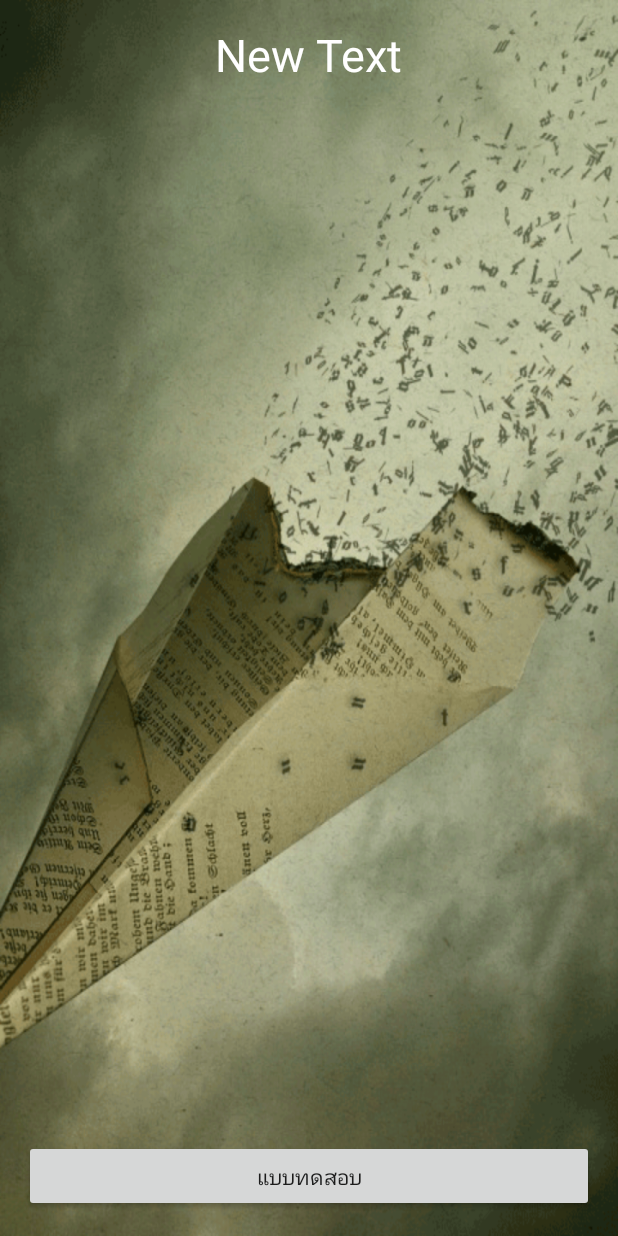
After one commit to masterUNG/China-Learning, an Android app: the UnitListView screen opened directly, with no data from a screen before it, on a phone screen of 412 x 824 dp. The commit adds this screen. Run offline under Robolectric (Android 15) with nearby library versions, the phone set to English and light mode, and no system bars.

Commit message:
Intent to UnitListView Finish

```diff
--- a/app/src/main/AndroidManifest.xml
+++ b/app/src/main/AndroidManifest.xml
@@ -18,7 +18,8 @@
             </intent-filter>
         </activity>
         <activity android:name=".Hub12Unit" />
-        <activity android:name=".HubAllUnit"></activity>
+        <activity android:name=".HubAllUnit" />
+        <activity android:name=".UnitListView"></activity>
     </application>
 
 </manifest>
--- /dev/null
+++ b/app/src/main/java/appewtc/masterung/chinalearning/UnitListView.java
@@ -0,0 +1,13 @@
+package appewtc.masterung.chinalearning;
+
+import android.support.v7.app.AppCompatActivity;
+import android.os.Bundle;
+
+public class UnitListView extends AppCompatActivity {
+
+    @Override
+    protected void onCreate(Bundle savedInstanceState) {
+        super.onCreate(savedInstanceState);
+        setContentView(R.layout.activity_unit_list_view);
+    }
+}
--- /dev/null
+++ b/app/src/main/res/layout/activity_unit_list_view.xml
@@ -0,0 +1,36 @@
+<?xml version="1.0" encoding="utf-8"?>
+<RelativeLayout xmlns:android="http://schemas.android.com/apk/res/android"
+    xmlns:tools="http://schemas.android.com/tools"
+    android:layout_width="match_parent"
+    android:layout_height="match_parent"
+    android:paddingBottom="@dimen/activity_vertical_margin"
+    android:paddingLeft="@dimen/activity_horizontal_margin"
+    android:paddingRight="@dimen/activity_horizontal_margin"
+    android:paddingTop="@dimen/activity_vertical_margin"
+    tools:context="appewtc.masterung.chinalearning.UnitListView"
+    android:background="@drawable/bg10">
+
+    <TextView
+        android:layout_width="wrap_content"
+        android:layout_height="wrap_content"
+        android:text="New Text"
+        android:id="@+id/textView5"
+        android:textSize="@dimen/h1"
+        android:layout_centerHorizontal="true"
+        android:textColor="@color/text" />
+
+    <Button
+        android:layout_width="match_parent"
+        android:layout_height="wrap_content"
+        android:text="@string/test"
+        android:id="@+id/button5"
+        android:layout_alignParentBottom="true" />
+
+    <ListView
+        android:layout_width="wrap_content"
+        android:layout_height="wrap_content"
+        android:id="@+id/listView3"
+        android:layout_below="@+id/textView5"
+        android:layout_above="@+id/button5"
+        android:layout_margin="20dp" />
+</RelativeLayout>
--- a/app/src/main/res/values/strings.xml
+++ b/app/src/main/res/values/strings.xml
@@ -7,4 +7,6 @@
     <string name="hard">ยาก</string>
     <string name="more">โหลดบทเรียนเพิ่ม</string>
 
+    <string name="test">แบบทดสอบ</string>
+
 </resources>
```
Also changed, not shown: app/src/main/java/appewtc/masterung/chinalearning/Hub12Unit.java (+13 -1 lines), app/src/main/java/appewtc/masterung/chinalearning/HubAllUnit.java (+15 -1 lines).
